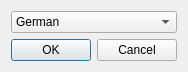
Above: ui/languagedialog.ui from tdauth/gustavsfairyland before the change. Below: the same form after it.
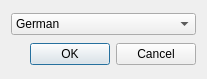
That is the form after the change.

```diff
--- a/ui/languagedialog.ui
+++ b/ui/languagedialog.ui
@@ -6,8 +6,8 @@
    <rect>
     <x>0</x>
     <y>0</y>
-    <width>174</width>
-    <height>67</height>
+    <width>207</width>
+    <height>79</height>
    </rect>
   </property>
   <property name="windowTitle">
```
Left out of the diff: 2 changed lines with no effect on the pictures.
